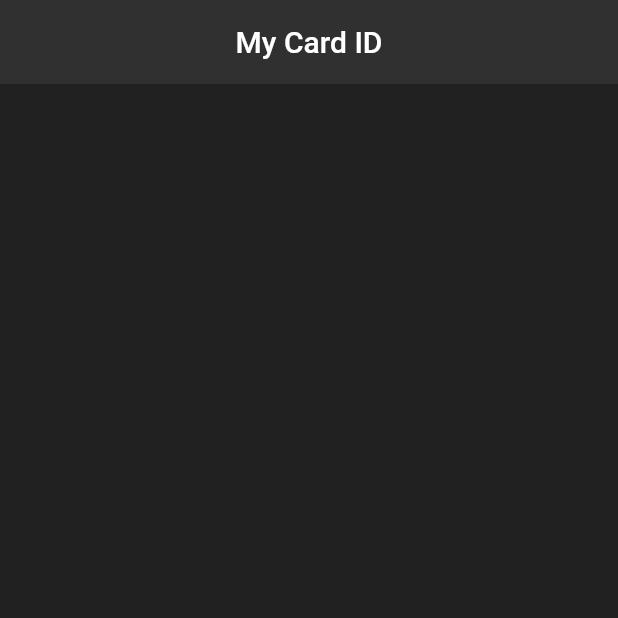
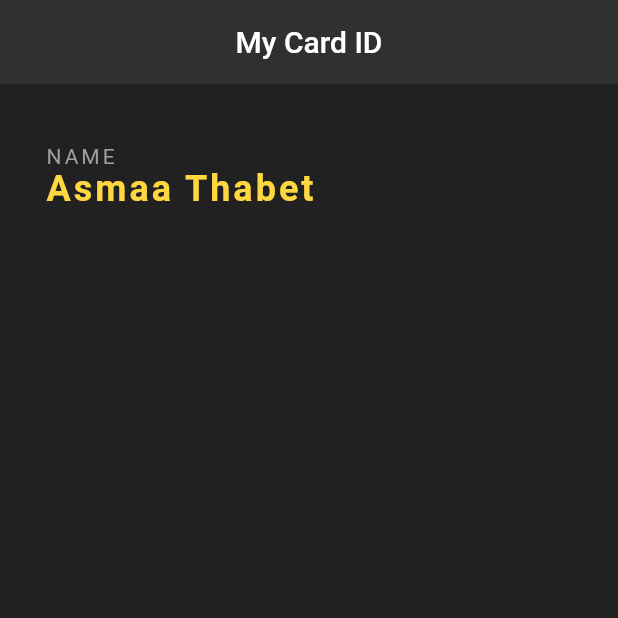
Before and after one commit to Asmaathabet/Quotes, a Flutter app: the screen it shows after launch, on a phone screen of 412 x 824 dp, the top half of it. Run offline on Flutter 3.47's test engine with Material 2 defaults, Android fonts, the phone set to English and light mode, and no system bars.

Commit message:
create new column & first field in it

```diff
--- a/lib/main.dart
+++ b/lib/main.dart
@@ -15,6 +15,30 @@ class myCard extends StatelessWidget {
         backgroundColor: Colors.grey[850],
         elevation: 0.0,
       ),
+      body: Padding(
+        padding: EdgeInsets.fromLTRB(30.0, 40.0, 30.0, 0.0),
+        child: Column(
+          crossAxisAlignment: CrossAxisAlignment.start,
+          children: <Widget>[
+            Text(
+              'NAME',
+              style: TextStyle(
+                color: Colors.grey,
+                letterSpacing: 2.0,
+              ),
+            ),
+            Text(
+              'Asmaa Thabet',
+              style: TextStyle(
+                color: Colors.amberAccent[200],
+                letterSpacing: 2.0,
+                fontSize: 24.0,
+                fontWeight: FontWeight.bold,
+              ),
+            )
+          ],
+        ),
+      ),
     );
   }
 }
```
